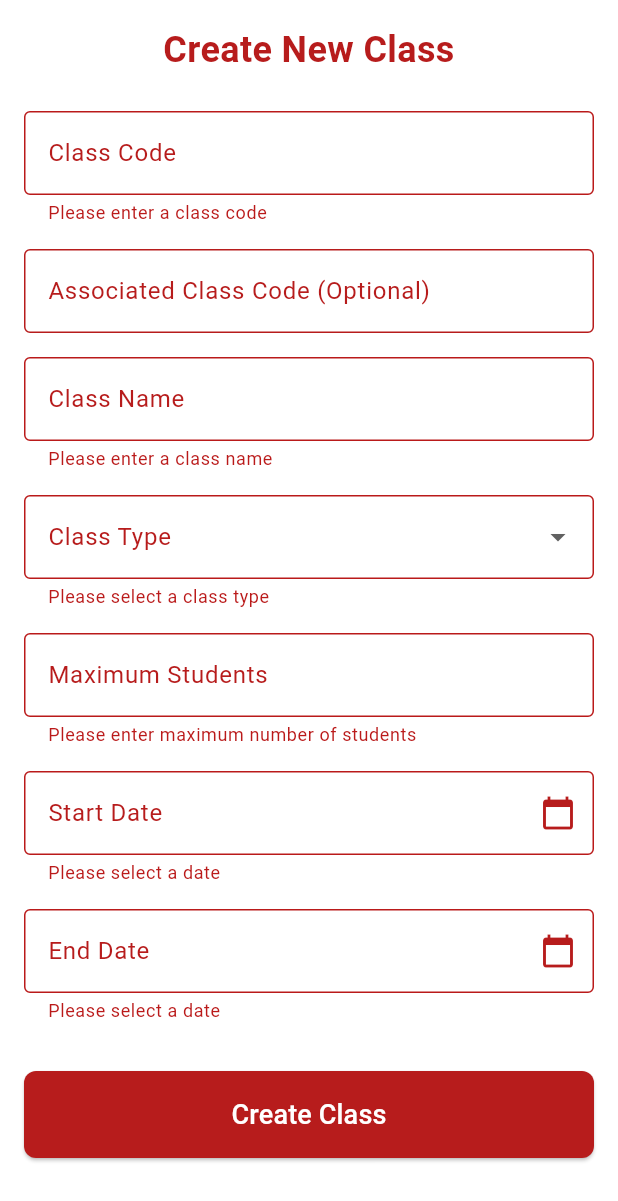
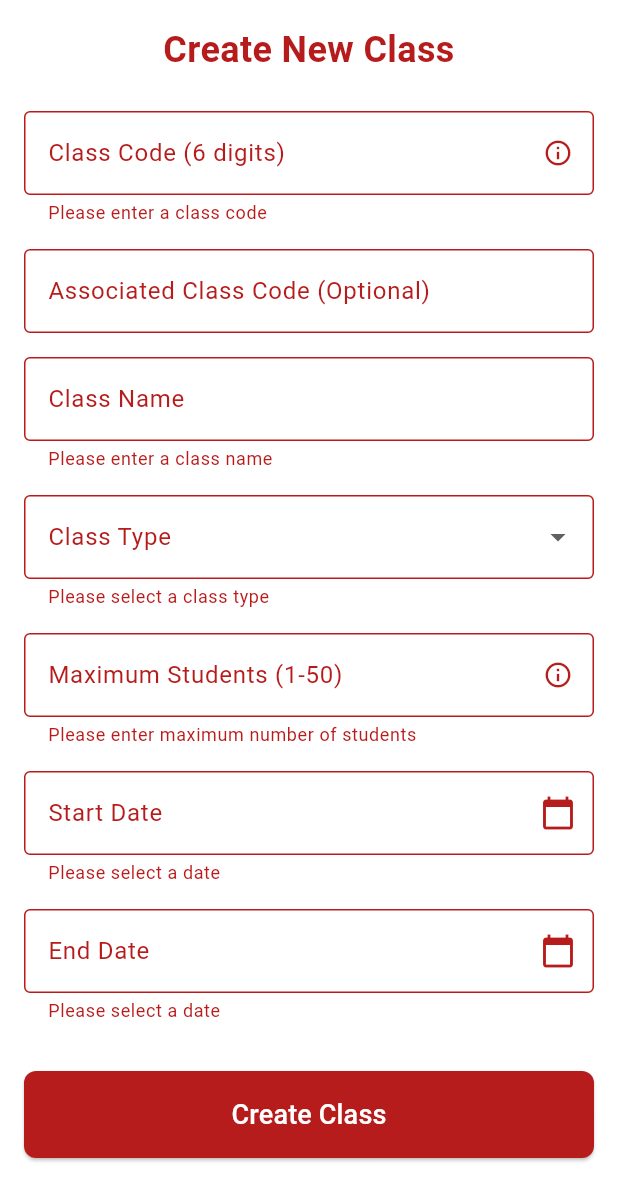
Before and after one commit to giolynx104/learning_management_system, a Flutter app: the CreateClassScreen screen opened directly, after a tap on "Create Class", on a phone screen of 412 x 824 dp. Shown: the top 1201 px of the screen. Run offline on Flutter 3.47's test engine with Material 3 defaults, Android fonts, the phone set to English and light mode, and no system bars; our stand-ins replace dio, file_picker, flutter_hooks, freezed_annotation, go_router, hooks_riverpod and 3 more; accounts and stored records are empty; generated files the repository leaves out were written again.

Commit message:
Fix create class code

```diff
--- a/lib/screens/create_class_screen.dart
+++ b/lib/screens/create_class_screen.dart
@@ -1,3 +1,4 @@
+import 'package:flutter/services.dart';
 import 'package:flutter/material.dart';
 import 'package:flutter_hooks/flutter_hooks.dart';
 import 'package:go_router/go_router.dart';
@@ -7,8 +8,6 @@ import 'package:learning_management_system/exceptions/api_exceptions.dart';
 import 'package:learning_management_system/routes/routes.dart';
 import 'package:learning_management_system/services/class_service.dart';
 import 'package:learning_management_system/providers/auth_provider.dart';
-import 'package:learning_management_system/providers/app_bar_provider.dart';
-import 'package:learning_management_system/models/class_model.dart';
 
 class CreateClassScreen extends HookConsumerWidget {
   const CreateClassScreen({super.key});
@@ -43,35 +42,38 @@ class CreateClassScreen extends HookConsumerWidget {
             throw Exception('Not authenticated');
           }
 
-          // Validate required fields
+          // Validate class code format
+          if (!RegExp(r'^\d{6}$').hasMatch(classCodeController.text.trim())) {
+            throw Exception('Class code must be exactly 6 digits');
+          }
+
+          // Validate dates
           if (startDate.value == null || endDate.value == null) {
-            debugPrint('CreateClassScreen - Missing dates');
             throw Exception('Please select both start and end dates');
           }
 
-          if (classType.value == null) {
-            debugPrint('CreateClassScreen - Missing class type');
-            throw Exception('Please select a class type');
+          if (endDate.value!.isBefore(startDate.value!)) {
+            throw Exception('End date cannot be before start date');
           }
 
-          // Ensure maxStudents is a valid integer
+          // Validate max students
           final maxStudents = int.tryParse(maxStudentsController.text);
-          if (maxStudents == null) {
-            debugPrint('CreateClassScreen - Invalid max students value');
+          if (maxStudents == null || maxStudents <= 0) {
             throw Exception('Please enter a valid number for maximum students');
           }
 
-          // Format dates to match API requirements (YYYY-MM-DD)
           final formattedStartDate = DateFormat('yyyy-MM-dd').format(startDate.value!);
           final formattedEndDate = DateFormat('yyyy-MM-dd').format(endDate.value!);
 
-          debugPrint('CreateClassScreen - Calling createClass with:');
-          debugPrint('ClassId: ${classCodeController.text}');
-          debugPrint('ClassName: ${classNameController.text}');
+          debugPrint('CreateClassScreen - Request data:');
+          debugPrint('Token: ${authState.token}');
+          debugPrint('ClassId: ${classCodeController.text.trim()}');
+          debugPrint('ClassName: ${classNameController.text.trim()}');
           debugPrint('ClassType: ${classType.value}');
           debugPrint('StartDate: $formattedStartDate');
           debugPrint('EndDate: $formattedEndDate');
           debugPrint('MaxStudents: $maxStudents');
+          debugPrint('AttachedCode: ${associatedClassCodeController.text.isEmpty ? "null" : associatedClassCodeController.text.trim()}');
 
           await classService.createClass(
             token: authState.token ?? '',
@@ -114,10 +116,32 @@ class CreateClassScreen extends HookConsumerWidget {
         } catch (e) {
           debugPrint('CreateClassScreen - Error: $e');
           if (!context.mounted) return;
+
+          String errorMessage;
+          if (e.toString().contains('Class ID already exists')) {
+            errorMessage = 'This class code is already in use. Please try a different one.';
+          } else if (e.toString().contains('maxStudentAmount')) {
+            errorMessage = 'Maximum number of students must be between 1 and 50.';
+          } else if (e.toString().contains('Invalid parameters')) {
+            errorMessage = 'Invalid parameters. Please check all fields and try again.';
+          } else if (e.toString().contains('parameter value is invalid')) {
+            errorMessage = 'One or more fields have invalid values. Please check and try again.';
+          } else {
+            errorMessage = e.toString();
+          }
+
           ScaffoldMessenger.of(context).showSnackBar(
             SnackBar(
-              content: Text('Error creating class: ${e.toString()}'),
+              content: SelectableText(errorMessage),
               backgroundColor: Colors.red,
+              duration: const Duration(seconds: 5),
+              action: SnackBarAction(
+                label: 'Dismiss',
+                textColor: Colors.white,
+                onPressed: () {
+                  ScaffoldMessenger.of(context).hideCurrentSnackBar();
+                },
+              ),
             ),
           );
         }
@@ -145,16 +169,32 @@ class CreateClassScreen extends HookConsumerWidget {
               const SizedBox(height: 24),
               _buildTextField(
                 controller: classCodeController,
-                labelText: 'Class Code',
+                labelText: 'Class Code (6 digits)',
                 validator: (value) {
                   if (value == null || value.trim().isEmpty) {
                     return 'Please enter a class code';
+                  }
+                  if (!RegExp(r'^\d{6}$').hasMatch(value)) {
+                    return 'Class code must be exactly 6 digits';
                   }
                   return null;
                 },
                 maxLength: 6,
                 keyboardType: TextInputType.number,
                 theme: theme,
+                helperText: 'Enter exactly 6 digits',
+                suffixIcon: Tooltip(
+                  message: 'Class code must be 6 digits',
+                  child: Icon(
+                    Icons.info_outline,
+                    color: theme.colorScheme.primary,
+                    size: 20,
+                  ),
+                ),
+                inputFormatters: [
+                  FilteringTextInputFormatter.digitsOnly,
+                  LengthLimitingTextInputFormatter(6),
+                ],
               ),
               const SizedBox(height: 16),
               _buildTextField(
@@ -189,9 +229,9 @@ class CreateClassScreen extends HookConsumerWidget {
                 value: classType.value,
                 labelText: 'Class Type',
                 items: const [
-                  DropdownMenuItem(value: 'Theory', child: Text('Theory')),
-                  DropdownMenuItem(value: 'Exercise', child: Text('Exercise')),
-                  DropdownMenuItem(value: 'Both', child: Text('Both')),
+                  DropdownMenuItem(value: 'Theory', child: Text('Theory (LT)')),
+                  DropdownMenuItem(value: 'Exercise', child: Text('Exercise (BT)')),
+                  DropdownMenuItem(value: 'Both', child: Text('Both (LT_BT)')),
                 ],
                 onChanged: (value) => classType.value = value,
                 validator: (value) =>
@@ -201,7 +241,7 @@ class CreateClassScreen extends HookConsumerWidget {
               const SizedBox(height: 16),
               _buildTextField(
                 controller: maxStudentsController,
-                labelText: 'Maximum Students',
+                labelText: 'Maximum Students (1-50)',
                 keyboardType: TextInputType.number,
                 validator: (value) {
                   if (value == null || value.isEmpty) {
@@ -211,9 +251,21 @@ class CreateClassScreen extends HookConsumerWidget {
                   if (number == null || number <= 0) {
                     return 'Please enter a valid number';
                   }
+                  if (number > 50) {
+                    return 'Maximum students cannot exceed 50';
+                  }
                   return null;
                 },
                 theme: theme,
+                helperText: 'Enter a number between 1 and 50',
+                suffixIcon: Tooltip(
+                  message: 'Maximum allowed: 50 students',
+                  child: Icon(
+                    Icons.info_outline,
+                    color: theme.colorScheme.primary,
+                    size: 20,
+                  ),
+                ),
               ),
               const SizedBox(height: 16),
               _DatePickerField(
@@ -259,6 +311,9 @@ class CreateClassScreen extends HookConsumerWidget {
     required ThemeData theme,
     TextInputType? keyboardType,
     int? maxLength,
+    String? helperText,
+    Widget? suffixIcon,
+    List<TextInputFormatter>? inputFormatters,
   }) {
     return TextFormField(
       controller: controller,
@@ -282,11 +337,27 @@ class CreateClassScreen extends HookConsumerWidget {
           borderSide: BorderSide(color: theme.colorScheme.error),
         ),
         errorStyle: TextStyle(color: theme.colorScheme.error),
+        helperText: helperText,
+        helperStyle: TextStyle(color: theme.colorScheme.secondary),
+        suffixIcon: suffixIcon,
         counterText: '',
       ),
       maxLength: maxLength,
       keyboardType: keyboardType,
       validator: validator,
+      inputFormatters: inputFormatters ?? (keyboardType == TextInputType.number
+          ? [
+              FilteringTextInputFormatter.digitsOnly,
+              if (maxLength != null) LengthLimitingTextInputFormatter(maxLength),
+              if (labelText.contains('Maximum Students'))
+                TextInputFormatter.withFunction((oldValue, newValue) {
+                  if (newValue.text.isEmpty) return newValue;
+                  final number = int.tryParse(newValue.text);
+                  if (number == null || number > 50) return oldValue;
+                  return newValue;
+                }),
+            ]
+          : null),
     );
   }
 
```
Also changed, not shown: lib/models/class_list_model.dart (+11 -1 lines), lib/services/class_service.dart (+52 -28 lines).
